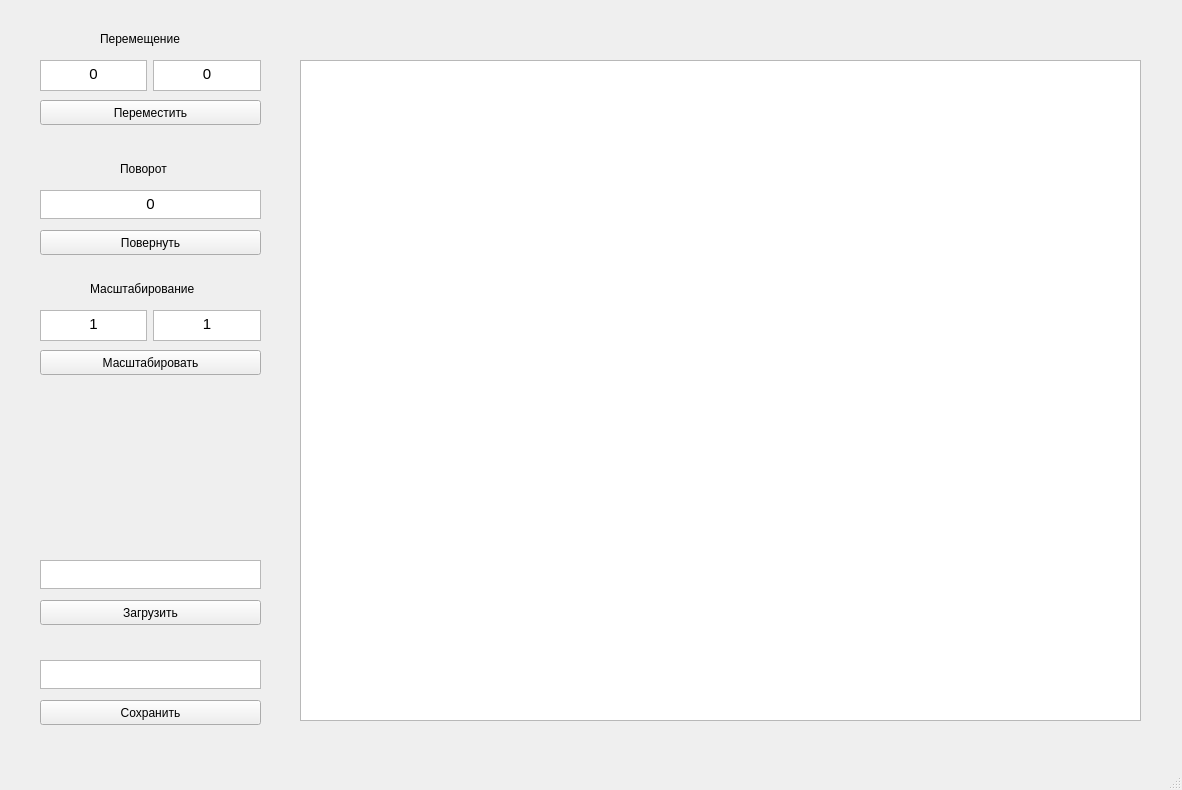
First picture: the form in lab_01/mainwindow.ui, repository Pangolierchick/IU7-OOP, before the edit.
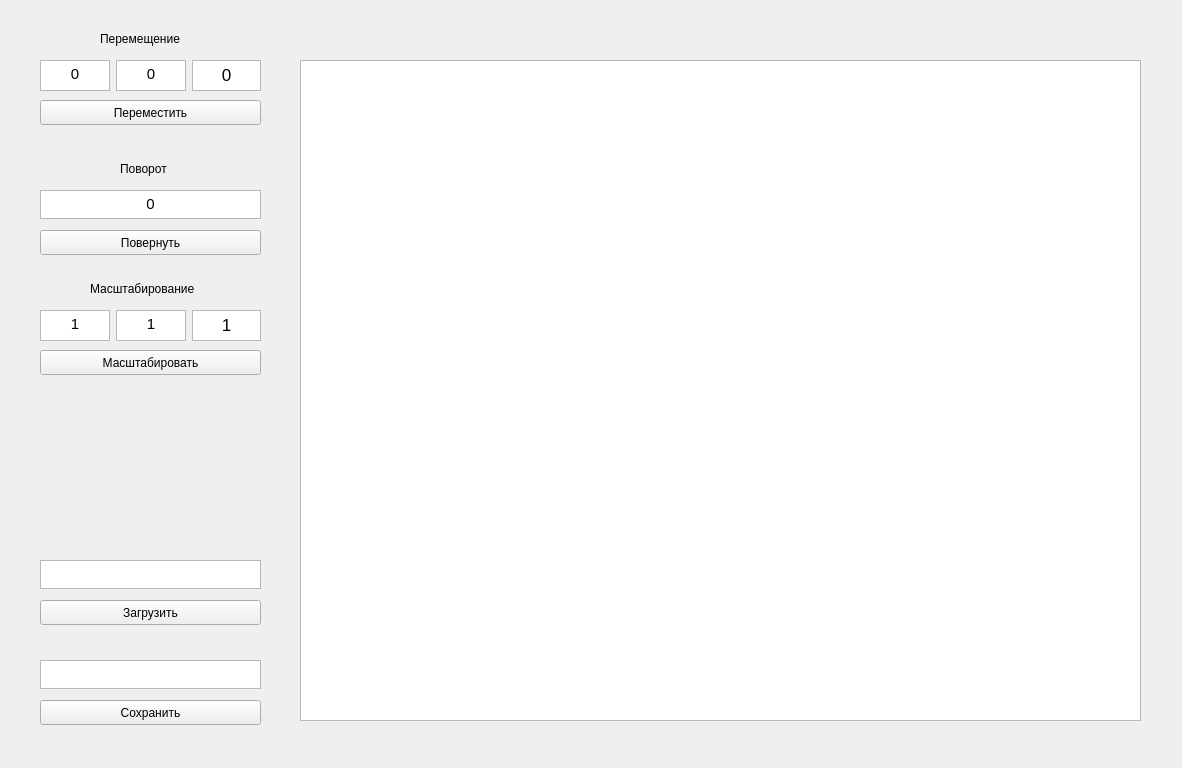
Second picture: the form after the edit.

The edit to the form file:
```diff
--- a/lab_01/mainwindow.ui
+++ b/lab_01/mainwindow.ui
@@ -7,12 +7,15 @@
     <x>0</x>
     <y>0</y>
     <width>1182</width>
-    <height>790</height>
+    <height>768</height>
    </rect>
   </property>
   <property name="windowTitle">
    <string>MainWindow</string>
   </property>
+  <property name="tabShape">
+   <enum>QTabWidget::Rounded</enum>
+  </property>
   <widget class="QWidget" name="centralwidget">
    <widget class="QWidget" name="horizontalLayoutWidget">
     <property name="geometry">
@@ -24,14 +27,20 @@
      </rect>
     </property>
     <layout class="QHBoxLayout" name="horizontalLayout">
+     <property name="sizeConstraint">
+      <enum>QLayout::SetDefaultConstraint</enum>
+     </property>
      <item>
-      <widget class="QTextEdit" name="textEdit">
+      <widget class="QTextEdit" name="movexEdit">
+       <property name="frameShadow">
+        <enum>QFrame::Sunken</enum>
+       </property>
        <property name="html">
         <string>&lt;!DOCTYPE HTML PUBLIC &quot;-//W3C//DTD HTML 4.0//EN&quot; &quot;http://www.w3.org/TR/REC-html40/strict.dtd&quot;&gt;
 &lt;html&gt;&lt;head&gt;&lt;meta name=&quot;qrichtext&quot; content=&quot;1&quot; /&gt;&lt;style type=&quot;text/css&quot;&gt;
 p, li { white-space: pre-wrap; }
-&lt;/style&gt;&lt;/head&gt;&lt;body style=&quot; font-family:'Ubuntu'; font-size:11pt; font-weight:400; font-style:normal;&quot;&gt;
-&lt;p align=&quot;center&quot; style=&quot; margin-top:0px; margin-bottom:0px; margin-left:0px; margin-right:0px; -qt-block-indent:0; text-indent:0px;&quot;&gt;0&lt;/p&gt;&lt;/body&gt;&lt;/html&gt;</string>
+&lt;/style&gt;&lt;/head&gt;&lt;body style=&quot; font-family:'.SF NS Text'; font-size:13pt; font-weight:400; font-style:normal;&quot;&gt;
+&lt;p align=&quot;center&quot; style=&quot; margin-top:0px; margin-bottom:0px; margin-left:0px; margin-right:0px; -qt-block-indent:0; text-indent:0px;&quot;&gt;&lt;span style=&quot; font-family:'Ubuntu'; font-size:11pt;&quot;&gt;0&lt;/span&gt;&lt;/p&gt;&lt;/body&gt;&lt;/html&gt;</string>
        </property>
       </widget>
      </item>
@@ -41,7 +50,18 @@
         <string>&lt;!DOCTYPE HTML PUBLIC &quot;-//W3C//DTD HTML 4.0//EN&quot; &quot;http://www.w3.org/TR/REC-html40/strict.dtd&quot;&gt;
 &lt;html&gt;&lt;head&gt;&lt;meta name=&quot;qrichtext&quot; content=&quot;1&quot; /&gt;&lt;style type=&quot;text/css&quot;&gt;
 p, li { white-space: pre-wrap; }
-&lt;/style&gt;&lt;/head&gt;&lt;body style=&quot; font-family:'Ubuntu'; font-size:11pt; font-weight:400; font-style:normal;&quot;&gt;
+&lt;/style&gt;&lt;/head&gt;&lt;body style=&quot; font-family:'.SF NS Text'; font-size:13pt; font-weight:400; font-style:normal;&quot;&gt;
+&lt;p align=&quot;center&quot; style=&quot; margin-top:0px; margin-bottom:0px; margin-left:0px; margin-right:0px; -qt-block-indent:0; text-indent:0px;&quot;&gt;&lt;span style=&quot; font-family:'Ubuntu'; font-size:11pt;&quot;&gt;0&lt;/span&gt;&lt;/p&gt;&lt;/body&gt;&lt;/html&gt;</string>
+       </property>
+      </widget>
+     </item>
+     <item>
+      <widget class="QTextEdit" name="movezEdit">
+       <property name="html">
+        <string>&lt;!DOCTYPE HTML PUBLIC &quot;-//W3C//DTD HTML 4.0//EN&quot; &quot;http://www.w3.org/TR/REC-html40/strict.dtd&quot;&gt;
+&lt;html&gt;&lt;head&gt;&lt;meta name=&quot;qrichtext&quot; content=&quot;1&quot; /&gt;&lt;style type=&quot;text/css&quot;&gt;
+p, li { white-space: pre-wrap; }
+&lt;/style&gt;&lt;/head&gt;&lt;body style=&quot; font-family:'.SF NS Text'; font-size:13pt; font-weight:400; font-style:normal;&quot;&gt;
 &lt;p align=&quot;center&quot; style=&quot; margin-top:0px; margin-bottom:0px; margin-left:0px; margin-right:0px; -qt-block-indent:0; text-indent:0px;&quot;&gt;0&lt;/p&gt;&lt;/body&gt;&lt;/html&gt;</string>
        </property>
       </widget>
@@ -117,15 +137,18 @@
       <height>31</height>
      </rect>
     </property>
-    <layout class="QHBoxLayout" name="horizontalLayout_4">
+    <layout class="QHBoxLayout" name="horizontalLayout_4" stretch="1,1,1">
+     <property name="sizeConstraint">
+      <enum>QLayout::SetDefaultConstraint</enum>
+     </property>
      <item>
       <widget class="QTextEdit" name="textEdit_9">
        <property name="html">
         <string>&lt;!DOCTYPE HTML PUBLIC &quot;-//W3C//DTD HTML 4.0//EN&quot; &quot;http://www.w3.org/TR/REC-html40/strict.dtd&quot;&gt;
 &lt;html&gt;&lt;head&gt;&lt;meta name=&quot;qrichtext&quot; content=&quot;1&quot; /&gt;&lt;style type=&quot;text/css&quot;&gt;
 p, li { white-space: pre-wrap; }
-&lt;/style&gt;&lt;/head&gt;&lt;body style=&quot; font-family:'Ubuntu'; font-size:11pt; font-weight:400; font-style:normal;&quot;&gt;
-&lt;p align=&quot;center&quot; style=&quot; margin-top:0px; margin-bottom:0px; margin-left:0px; margin-right:0px; -qt-block-indent:0; text-indent:0px;&quot;&gt;1&lt;/p&gt;&lt;/body&gt;&lt;/html&gt;</string>
+&lt;/style&gt;&lt;/head&gt;&lt;body style=&quot; font-family:'.SF NS Text'; font-size:13pt; font-weight:400; font-style:normal;&quot;&gt;
+&lt;p align=&quot;center&quot; style=&quot; margin-top:0px; margin-bottom:0px; margin-left:0px; margin-right:0px; -qt-block-indent:0; text-indent:0px;&quot;&gt;&lt;span style=&quot; font-family:'Ubuntu'; font-size:11pt;&quot;&gt;1&lt;/span&gt;&lt;/p&gt;&lt;/body&gt;&lt;/html&gt;</string>
        </property>
       </widget>
      </item>
@@ -135,7 +158,18 @@
         <string>&lt;!DOCTYPE HTML PUBLIC &quot;-//W3C//DTD HTML 4.0//EN&quot; &quot;http://www.w3.org/TR/REC-html40/strict.dtd&quot;&gt;
 &lt;html&gt;&lt;head&gt;&lt;meta name=&quot;qrichtext&quot; content=&quot;1&quot; /&gt;&lt;style type=&quot;text/css&quot;&gt;
 p, li { white-space: pre-wrap; }
-&lt;/style&gt;&lt;/head&gt;&lt;body style=&quot; font-family:'Ubuntu'; font-size:11pt; font-weight:400; font-style:normal;&quot;&gt;
+&lt;/style&gt;&lt;/head&gt;&lt;body style=&quot; font-family:'.SF NS Text'; font-size:13pt; font-weight:400; font-style:normal;&quot;&gt;
+&lt;p align=&quot;center&quot; style=&quot; margin-top:0px; margin-bottom:0px; margin-left:0px; margin-right:0px; -qt-block-indent:0; text-indent:0px;&quot;&gt;&lt;span style=&quot; font-family:'Ubuntu'; font-size:11pt;&quot;&gt;1&lt;/span&gt;&lt;/p&gt;&lt;/body&gt;&lt;/html&gt;</string>
+       </property>
+      </widget>
+     </item>
+     <item>
+      <widget class="QTextEdit" name="scalezEdit">
+       <property name="html">
+        <string>&lt;!DOCTYPE HTML PUBLIC &quot;-//W3C//DTD HTML 4.0//EN&quot; &quot;http://www.w3.org/TR/REC-html40/strict.dtd&quot;&gt;
+&lt;html&gt;&lt;head&gt;&lt;meta name=&quot;qrichtext&quot; content=&quot;1&quot; /&gt;&lt;style type=&quot;text/css&quot;&gt;
+p, li { white-space: pre-wrap; }
+&lt;/style&gt;&lt;/head&gt;&lt;body style=&quot; font-family:'.SF NS Text'; font-size:13pt; font-weight:400; font-style:normal;&quot;&gt;
 &lt;p align=&quot;center&quot; style=&quot; margin-top:0px; margin-bottom:0px; margin-left:0px; margin-right:0px; -qt-block-indent:0; text-indent:0px;&quot;&gt;1&lt;/p&gt;&lt;/body&gt;&lt;/html&gt;</string>
        </property>
       </widget>
@@ -266,7 +300,6 @@
     </property>
    </widget>
   </widget>
-  <widget class="QStatusBar" name="statusbar"/>
  </widget>
  <resources/>
  <connections/>
```
Left out of the diff: 34 changed lines with no effect on the pictures.
